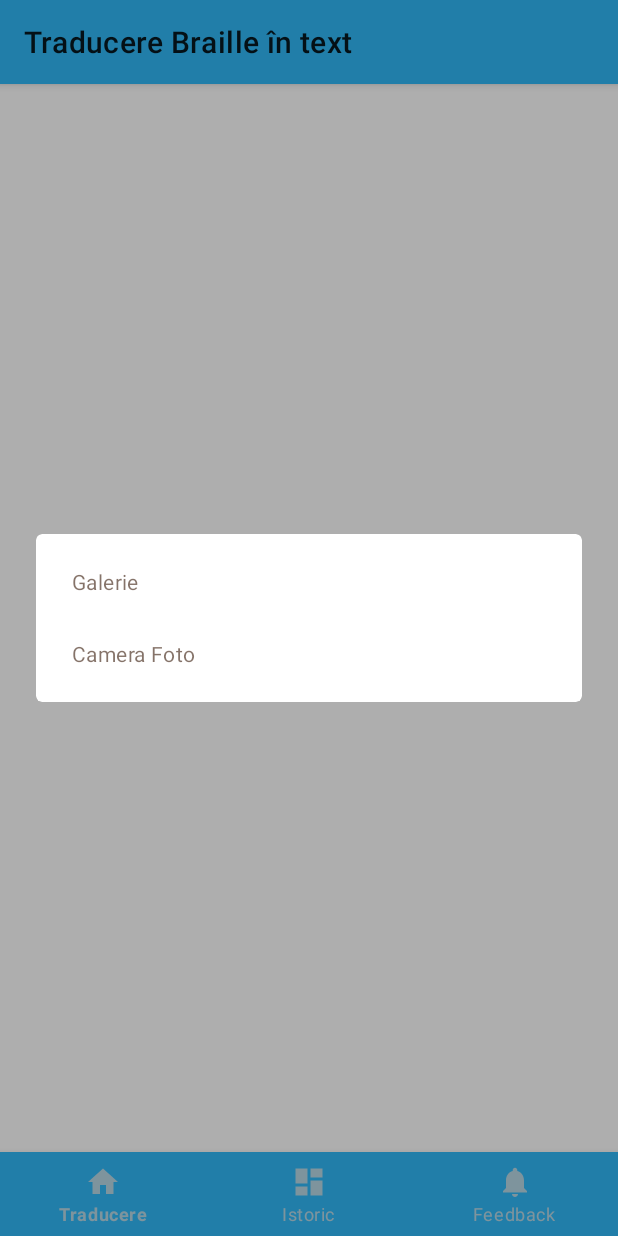
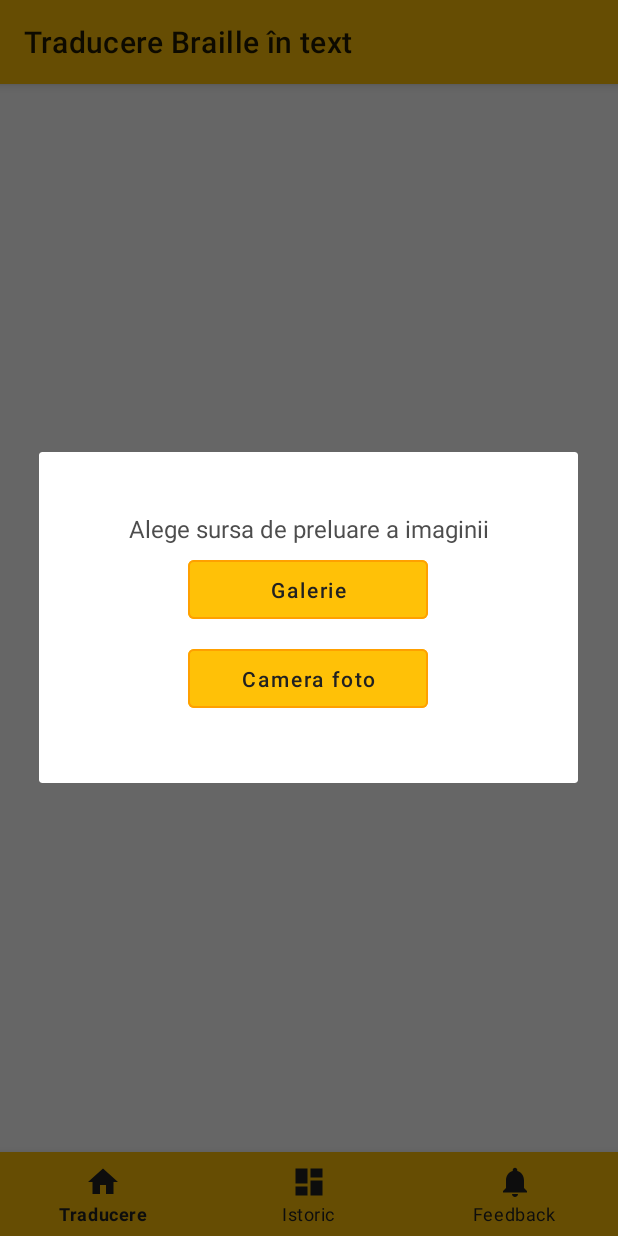
Before and after one commit to stroescump/Licenta_StroescuMarius, an Android app: the screen it shows after launch (MainActivity), after a tap on "TRADU O IMAGINE", on a phone screen of 412 x 824 dp. Run offline under Robolectric (Android 15) with nearby library versions, the phone set to English and light mode, and no system bars; libraries missing offline, so code that uses them is left out: com.google.api.client; pictures from the network do not load.

Commit message:
Fully working Translate from Gallery and Camera App History tab completed as well.
Feedback tab remains untouched.

```diff
--- a/app/src/main/java/com/example/licenta_stroescumarius/MainActivity.java
+++ b/app/src/main/java/com/example/licenta_stroescumarius/MainActivity.java
@@ -2,10 +2,13 @@ package com.example.licenta_stroescumarius;
 
 import android.Manifest;
 import android.annotation.SuppressLint;
-import android.content.DialogInterface;
+import android.app.AlertDialog;
 import android.content.Intent;
+import android.content.pm.PackageManager;
+import android.graphics.Bitmap;
 import android.net.Uri;
 import android.os.Bundle;
+import android.os.Environment;
 import android.provider.MediaStore;
 import android.view.View;
 import android.widget.ImageView;
@@ -13,32 +16,38 @@ import android.widget.TextView;
 
 import androidx.annotation.Nullable;
 import androidx.core.app.ActivityCompat;
+import androidx.core.content.ContextCompat;
 
 import com.example.licenta_stroescumarius.helpers.GetPathFromUri;
 import com.example.licenta_stroescumarius.models.Translate;
 import com.google.android.material.button.MaterialButton;
-import com.google.android.material.dialog.MaterialAlertDialogBuilder;
 import com.google.android.material.textview.MaterialTextView;
+import com.google.api.client.util.DateTime;
+
+import org.threeten.bp.DateTimeUtils;
+
+import java.io.BufferedOutputStream;
+import java.io.File;
+import java.io.FileOutputStream;
+import java.io.IOException;
+import java.io.OutputStream;
+import java.sql.Date;
+import java.time.Instant;
+import java.util.Calendar;
 
 public class MainActivity extends BaseActivity {
-    private static final int REQUEST_EXTERNAL_STORAGE = 1;
-    private static final int REQUEST_CAMERA = 2;
-    private static String[] PERMISSIONS_STORAGE = {
-            Manifest.permission.READ_EXTERNAL_STORAGE,
-            Manifest.permission.WRITE_EXTERNAL_STORAGE
-    };
 
     private MaterialButton uploadBtn;
     private ImageView imgView;
     private MaterialTextView tv_translate;
     private static final int PICK_IMAGE = 100;
+    private static final int TAKE_PHOTO = 101;
     private Uri imageUri;
-    private static final String TAG = "MAMA";
-    private String prediction = null;
 
     @Override
     protected void onCreate(Bundle savedInstanceState) {
         super.onCreate(savedInstanceState);
+        requestPermissions();
         initViews();
     }
 
@@ -54,43 +63,52 @@ public class MainActivity extends BaseActivity {
 
     private void initViews() {
         uploadBtn = findViewById(R.id.uploadBtn);
-        uploadBtn.setOnClickListener(new View.OnClickListener() {
-            @Override
-            public void onClick(View v) {
-                MaterialAlertDialogBuilder dialogOptions = new MaterialAlertDialogBuilder(MainActivity.this);
-                dialogOptions.setCancelable(true);
-                final CharSequence[] optiuni = {"Galerie", "Camera Foto"};
-                dialogOptions.setItems(optiuni, new DialogInterface.OnClickListener() {
-                    @Override
-                    public void onClick(DialogInterface dialog, int which) {
-                        switch ((optiuni[which]).toString()) {
-                            case "Galerie":
-                                openGallery();
-                                break;
-                            case "Camera foto":
-                                ActivityCompat.requestPermissions(MainActivity.this,
-                                        new String[]{Manifest.permission.CAMERA},
-                                        REQUEST_CAMERA);
-                                openCamera();
-                                break;
-                        }
-                    }
-                }).create().show();
-            }
+        uploadBtn.setOnClickListener(v -> {
+            AlertDialog.Builder dialogOptions = new AlertDialog.Builder(MainActivity.this);
+            View view = getLayoutInflater().inflate(R.layout.material_alert_dialog, null);
+            dialogOptions.setView(view);
+            dialogOptions.setCancelable(true);
+            MaterialButton galerieBtn = view.findViewById(R.id.galerieBtn);
+            MaterialButton cameraBtn = view.findViewById(R.id.cameraBtn);
+            galerieBtn.setOnClickListener(v1 -> openGallery());
+            cameraBtn.setOnClickListener(v2 -> openCamera());
+            dialogOptions.create().show();
         });
         imgView = findViewById(R.id.imgView);
         tv_translate = findViewById(R.id.tv_translate);
-
     }
 
     private void openCamera() {
         Intent intentOpenCamera = new Intent(MediaStore.ACTION_IMAGE_CAPTURE);
-        startActivity(intentOpenCamera);
+        if (intentOpenCamera.resolveActivity(getPackageManager()) != null) {
+            startActivityForResult(intentOpenCamera, TAKE_PHOTO);
+        }
+    }
+
+    private void requestPermissions() {
+        if (ContextCompat.checkSelfPermission(MainActivity.this,
+                Manifest.permission.READ_EXTERNAL_STORAGE)
+                != PackageManager.PERMISSION_GRANTED) {
+            ActivityCompat.requestPermissions(MainActivity.this,
+                    new String[]{Manifest.permission.READ_EXTERNAL_STORAGE},
+                    PICK_IMAGE);
+        }
+        ActivityCompat.requestPermissions(MainActivity.this,
+                new String[]{Manifest.permission.WRITE_EXTERNAL_STORAGE},
+                1);
+
+        if (ContextCompat.checkSelfPermission(MainActivity.this, Manifest.permission.CAMERA)
+                == PackageManager.PERMISSION_DENIED) {
+            ActivityCompat.requestPermissions(MainActivity.this,
+                    new String[]{Manifest.permission.CAMERA},
+                    TAKE_PHOTO);
+        }
     }
 
     private void openGallery() {
         Intent intentOpenGallery = new Intent(Intent.ACTION_PICK,
-                MediaStore.Images.Media.INTERNAL_CONTENT_URI);
+                MediaStore.Images.Media.EXTERNAL_CONTENT_URI);
+        intentOpenGallery.setFlags(Intent.FLAG_GRANT_PERSISTABLE_URI_PERMISSION);
         startActivityForResult(intentOpenGallery, PICK_IMAGE);
 
     }
@@ -99,15 +117,29 @@ public class MainActivity extends BaseActivity {
     @Override
     protected void onActivityResult(int requestCode, int resultCode, @Nullable Intent data) {
         super.onActivityResult(requestCode, resultCode, data);
+        Translate translate = Translate.getInstance();
         if (resultCode == RESULT_OK && requestCode == PICK_IMAGE) {
             if (data != null) {
                 imageUri = data.getData();
                 imgView.setImageURI(imageUri);
                 final String path = new GetPathFromUri().getPathFromUri(imageUri, this);
                 if (path != null) {
-                    Translate translate = Translate.getInstance();
                     translate.findPrediction(path, this);
                 }
+            }
+        }
+        if (requestCode == TAKE_PHOTO && resultCode == RESULT_OK) {
+            Bitmap imageBitmap = (Bitmap) data.getExtras().get("data");
+            imgView.setImageBitmap(imageBitmap);
+            File file = new File(Environment.getExternalStorageDirectory() + "/DCIM/Camera/", "cameraTaken_"+ Calendar.getInstance().getTime().toString()+".jpg");
+            try {
+                file.createNewFile();
+                OutputStream os = new BufferedOutputStream(new FileOutputStream(file));
+                imageBitmap.compress(Bitmap.CompressFormat.JPEG, 100, os);
+                os.close();
+                translate.findPrediction(file.getPath(), this);
+            } catch (IOException e) {
+                e.printStackTrace();
             }
         }
     }
--- a/app/src/main/res/drawable/imageview_styling.xml
+++ b/app/src/main/res/drawable/imageview_styling.xml
@@ -1,5 +1,5 @@
 <?xml version="1.0" encoding="utf-8"?>
 <shape xmlns:android="http://schemas.android.com/apk/res/android">
-    <stroke android:color="@color/my_app_primary_variant_color" android:width="2dp"/>
-    <corners android:radius="30dp"/>
+    <stroke android:color="@color/colorImageViewPadding" android:width="1.6dp"/>
+    <corners android:radius="2dp"/>
 </shape>
--- /dev/null
+++ b/app/src/main/res/drawable/material_alertdialog_border.xml
@@ -0,0 +1,4 @@
+<?xml version="1.0" encoding="utf-8"?>
+<shape xmlns:android="http://schemas.android.com/apk/res/android">
+    <stroke android:color="@color/colorPrimaryDark" android:width="1.6dp"/>
+</shape>
--- a/app/src/main/res/layout/activity_main.xml
+++ b/app/src/main/res/layout/activity_main.xml
@@ -36,6 +36,7 @@
             android:layout_width="wrap_content"
             android:layout_height="wrap_content"
             android:hint="@string/translated_words_will_appear_here"
+            android:textColorHint="@color/secondary_text"
             android:textSize="20sp"
             app:layout_constraintEnd_toEndOf="parent"
             app:layout_constraintStart_toStartOf="parent"
--- a/app/src/main/res/layout/item_bottom_navigation.xml
+++ b/app/src/main/res/layout/item_bottom_navigation.xml
@@ -4,7 +4,7 @@
     android:id="@+id/navigation"
     android:layout_width="match_parent"
     android:layout_height="wrap_content"
-    android:background="@color/my_app_primary_variant_color"
-    app:itemIconTint="@color/colorSelected"
-    app:itemTextColor="@color/colorSelected"
+    android:background="@color/colorPrimary"
+    app:itemIconTint="@color/icons"
+    app:itemTextColor="@color/primary_text"
     app:menu="@menu/bottom_nav_menu" />
--- /dev/null
+++ b/app/src/main/res/layout/material_alert_dialog.xml
@@ -0,0 +1,54 @@
+<?xml version="1.0" encoding="utf-8"?>
+<LinearLayout xmlns:android="http://schemas.android.com/apk/res/android"
+    xmlns:app="http://schemas.android.com/apk/res-auto"
+    android:layout_width="match_parent"
+    android:layout_height="match_parent"
+    android:orientation="vertical"
+    android:paddingTop="40dp"
+    android:paddingBottom="40dp">
+
+    <TextView
+        style="@style/Widget.MaterialComponents.TextView"
+        android:layout_width="match_parent"
+        android:layout_height="wrap_content"
+        android:alpha="0.8"
+        android:gravity="center"
+        android:text="@string/alege_sursa_de_preluare_a_imaginii"
+        android:textColor="@color/primary_text"
+        android:textSize="16sp" />
+
+    <com.google.android.material.button.MaterialButton
+        android:id="@+id/galerieBtn"
+        style="@style/Widget.MaterialComponents.Button.TextButton"
+        android:layout_width="160dp"
+        android:layout_height="wrap_content"
+        android:layout_gravity="center"
+        android:layout_margin="4dp"
+        android:gravity="center"
+        android:padding="10dp"
+        android:text="@string/galerie"
+        android:textAllCaps="false"
+        android:textColor="@color/primary_text"
+        android:textSize="14sp"
+        app:backgroundTint="@color/colorPrimary"
+        app:strokeColor="@color/colorPrimaryDark"
+        app:strokeWidth="1dp" />
+
+    <com.google.android.material.button.MaterialButton
+        android:id="@+id/cameraBtn"
+        style="@style/Widget.MaterialComponents.Button.TextButton"
+        android:layout_width="160dp"
+        android:layout_height="wrap_content"
+        android:layout_gravity="center"
+        android:layout_margin="4dp"
+        android:gravity="center"
+        android:padding="10dp"
+        android:text="@string/camera_foto"
+        android:textAllCaps="false"
+        android:textColor="@color/primary_text"
+        android:textSize="14sp"
+        app:backgroundTint="@color/colorPrimary"
+        app:strokeColor="@color/colorPrimaryDark"
+        app:strokeWidth="1dp" />
+
+</LinearLayout>
--- a/app/src/main/res/values/colors.xml
+++ b/app/src/main/res/values/colors.xml
@@ -1,7 +1,16 @@
 <?xml version="1.0" encoding="utf-8"?>
 <resources>
-    <color name="colorPrimary">#008577</color>
-    <color name="colorPrimaryDark1">#001416</color>
+    <color name="colorPrimary">#FFC107</color>
+    <color name="colorPrimaryDark">#FFA000</color>
     <color name="colorAccent">#31B9F7</color>
     <color name="colorSelected">#FFB8D8E6</color>
+    <color name="colorCardViewItem">#E6EDF2</color>
+    <color name="colorImageViewPadding">#BFE4FF</color>
+
+    <color name="primary_light">#FFECB3</color>
+    <color name="accent">#536DFE</color>
+    <color name="primary_text">#212121</color>
+    <color name="secondary_text">#757575</color>
+    <color name="icons">#212121</color>
+    <color name="divider">#BDBDBD</color>
 </resources>
--- a/app/src/main/res/values/strings.xml
+++ b/app/src/main/res/values/strings.xml
@@ -10,4 +10,7 @@
 
     <!-- TODO: Remove or change this placeholder text -->
     <string name="hello_blank_fragment">Hello blank fragment</string>
+    <string name="galerie">Galerie</string>
+    <string name="camera_foto">Camera foto</string>
+    <string name="alege_sursa_de_preluare_a_imaginii">Alege sursa de preluare a imaginii</string>
 </resources>
--- a/app/src/main/res/values/styles.xml
+++ b/app/src/main/res/values/styles.xml
@@ -4,7 +4,7 @@
     <style name="AppTheme" parent="Theme.MaterialComponents">
         <!-- Customize your theme here. -->
         <item name="colorPrimary">@color/colorPrimary</item>
-        <item name="colorPrimaryDark">@color/colorPrimaryDark1</item>
+        <item name="colorPrimaryDark">@color/colorPrimaryDark</item>
         <item name="colorAccent">@color/colorAccent</item>
         <item name="android:colorBackground">#ffffff</item>
     </style>
@@ -12,9 +12,9 @@
     <style name="Theme.MyApp" parent="Theme.MaterialComponents.DayNight">
         <!-- Original AppCompat attributes. -->
         <item name="colorPrimary">@color/my_app_primary_variant_color</item>
-        <item name="colorSecondary">@color/colorPrimaryDark1</item>
+        <item name="colorSecondary">@color/colorPrimaryDark</item>
         <item name="android:colorBackground">#ffffff</item>
-        <item name="android:colorPrimaryDark">#2BA2D9</item>
+        <item name="android:colorPrimaryDark">@color/colorPrimaryDark</item>
         <item name="colorError">@color/colorAccent</item>
 
         <!-- New MaterialComponents attributes. -->
@@ -54,8 +54,8 @@
 <item name="rippleColor">@color/mtrl_btn_text_btn_ripple_color</item>
 </style>
 
-    <color name="my_app_primary_variant_color">@color/colorAccent</color>
-    <color name="my_app_secondary_variant_color">#ffffff</color>
+    <color name="my_app_primary_variant_color">@color/colorPrimary</color>
+    <color name="my_app_secondary_variant_color">@color/primary_light</color>
     <color name="my_app_surface_color">#ffffff</color>
     <color name="my_app_color_on_error">#B00020</color>
     <color name="my_app_color_on_surface">#331505</color>
```
Also changed, not shown: app/src/main/java/com/example/licenta_stroescumarius/Istoric.java (+24 -18 lines), app/src/main/java/com/example/licenta_stroescumarius/customAdapters/IstoricAdapter.java (+7 -2 lines), app/src/main/java/com/example/licenta_stroescumarius/helpers/ItemRepository.java (+43 -18 lines), app/src/main/java/com/example/licenta_stroescumarius/models/ItemIstoric.java (+17 -15 lines), app/src/main/java/com/example/licenta_stroescumarius/models/Translate.java (+13 -8 lines), app/src/main/res/layout/item_istoric_adapter.xml (+15 -7 lines).
